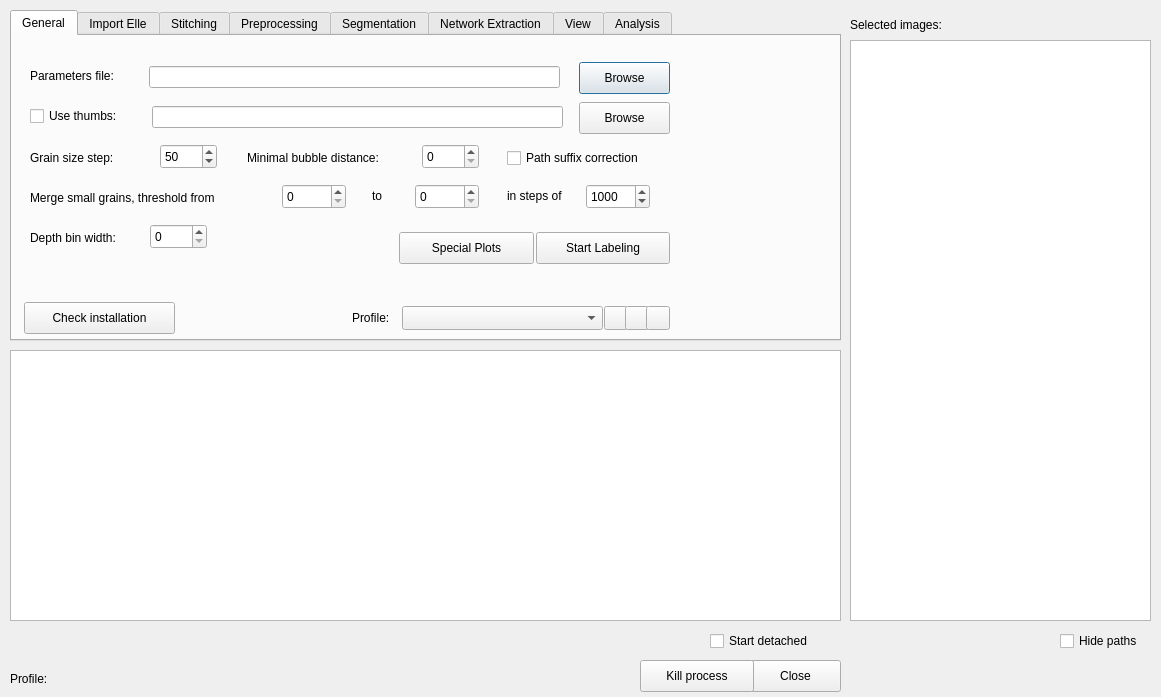
Before: the Qt Designer form processdialog.ui in tobinder/processdialog, drawn with Qt 5.
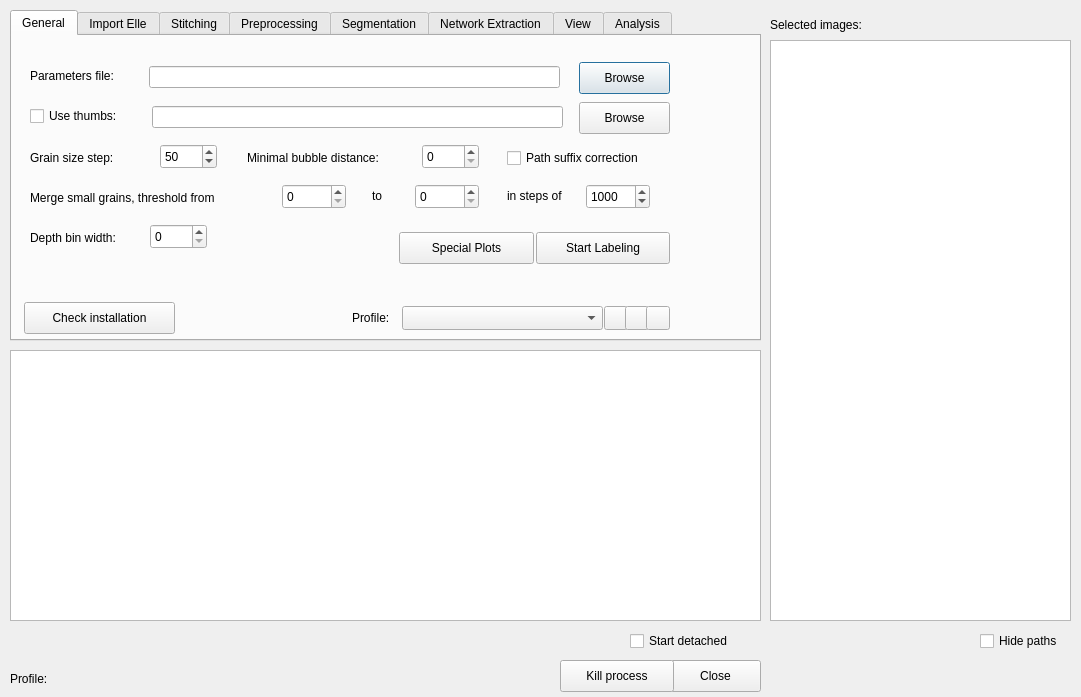
After: the same form once the commit is applied. Icons and pictures are not drawn.

Commit message: adapt size

What changed in the file:
```diff
--- a/processdialog.ui
+++ b/processdialog.ui
@@ -6,7 +6,7 @@
    <rect>
     <x>0</x>
     <y>0</y>
-    <width>1161</width>
+    <width>1081</width>
     <height>697</height>
    </rect>
   </property>
@@ -18,7 +18,7 @@
     <rect>
      <x>10</x>
      <y>350</y>
-     <width>831</width>
+     <width>751</width>
      <height>271</height>
     </rect>
    </property>
@@ -31,7 +31,7 @@
     <rect>
      <x>10</x>
      <y>10</y>
-     <width>831</width>
+     <width>751</width>
      <height>331</height>
     </rect>
    </property>
@@ -2478,7 +2478,7 @@
   <widget class="QPushButton" name="closeButton">
    <property name="geometry">
     <rect>
-     <x>750</x>
+     <x>670</x>
      <y>660</y>
      <width>91</width>
      <height>32</height>
@@ -2491,7 +2491,7 @@
   <widget class="QPushButton" name="killProcessButton">
    <property name="geometry">
     <rect>
-     <x>640</x>
+     <x>560</x>
      <y>660</y>
      <width>114</width>
      <height>32</height>
@@ -2504,7 +2504,7 @@
   <widget class="QCheckBox" name="detachedCheckBox">
    <property name="geometry">
     <rect>
-     <x>710</x>
+     <x>630</x>
      <y>630</y>
      <width>129</width>
      <height>22</height>
@@ -2546,7 +2546,7 @@
   <widget class="QListWidget" name="selectedImageslistWidget">
    <property name="geometry">
     <rect>
-     <x>850</x>
+     <x>770</x>
      <y>40</y>
      <width>301</width>
      <height>581</height>
@@ -2556,7 +2556,7 @@
   <widget class="QLabel" name="selectedImagesLabel">
    <property name="geometry">
     <rect>
-     <x>850</x>
+     <x>770</x>
      <y>9</y>
      <width>181</width>
      <height>31</height>
@@ -2569,7 +2569,7 @@
   <widget class="QCheckBox" name="hideSelectedImagesPathsCheckBox">
    <property name="geometry">
     <rect>
-     <x>1060</x>
+     <x>980</x>
      <y>630</y>
      <width>91</width>
      <height>22</height>
```
